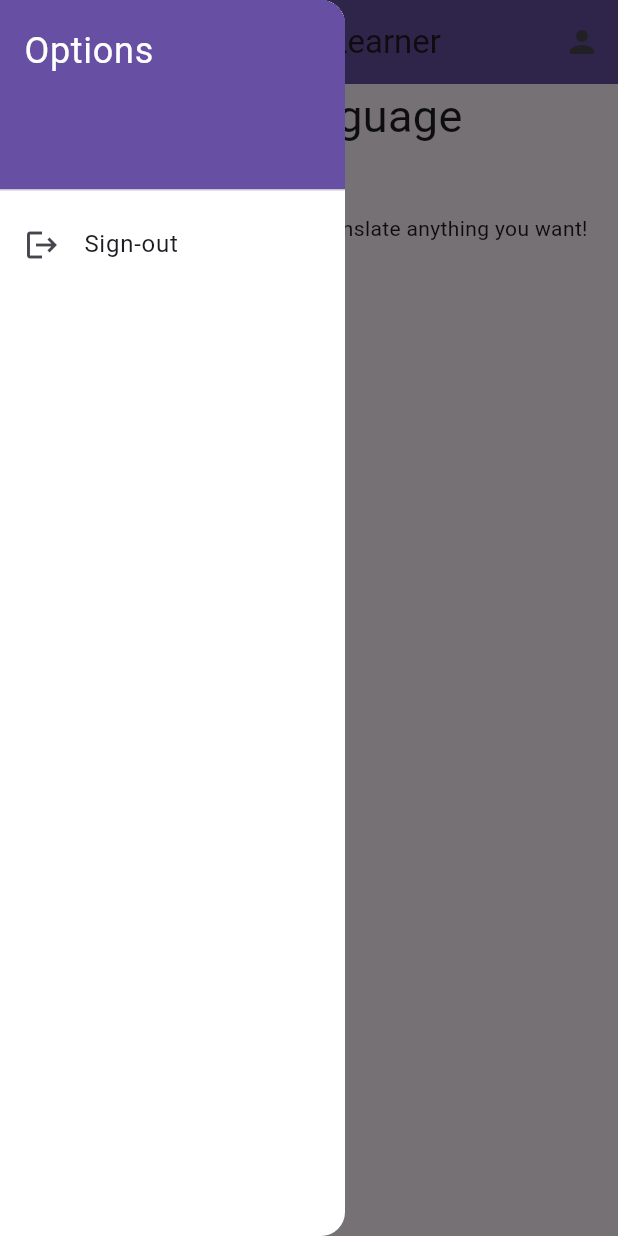
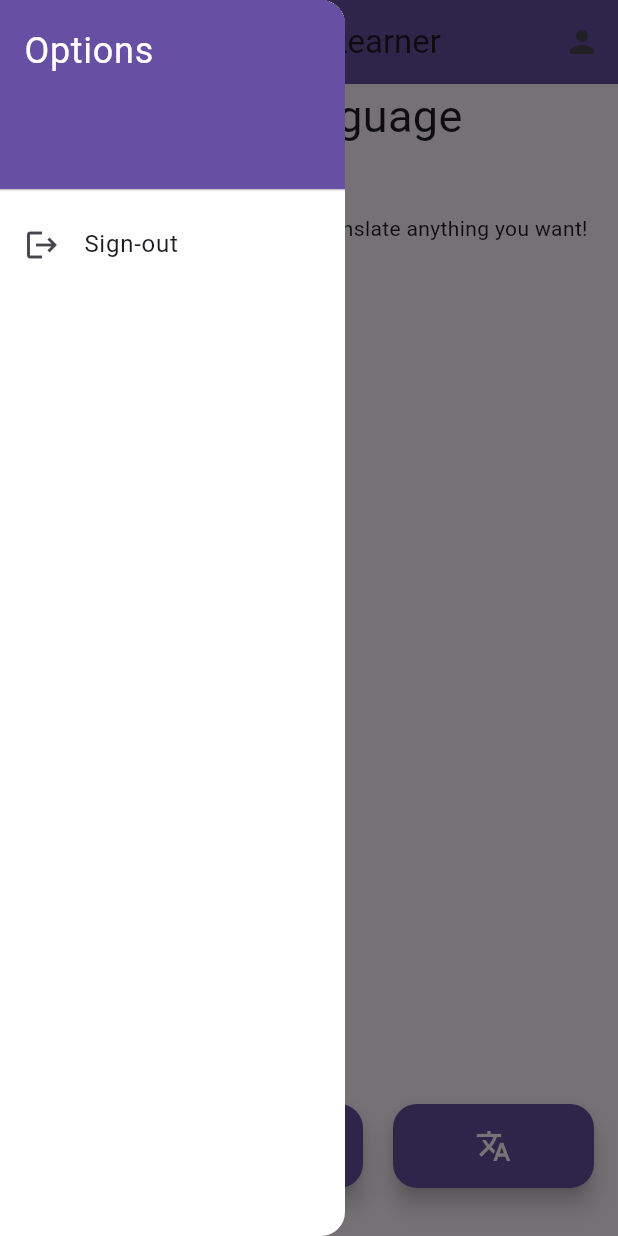
Before and after one commit to YizhakTime/CSCI490, a Flutter app: the screen it shows once a user with an empty profile is signed in, with the side drawer open, on a phone screen of 412 x 824 dp. Run offline on Flutter 3.47's test engine with Material 3 defaults, Android fonts, the phone set to English and light mode, and no system bars; our stand-ins replace firebase_auth, firebase_core; missing offline and left inert: firebase_ui_auth, firebase_ui_oauth_google, flutter_vision, simplytranslate; accounts and stored records are empty.

Commit message:
Ok for now

```diff
--- a/app1/lib/home.dart
+++ b/app1/lib/home.dart
@@ -128,18 +128,28 @@ class Home extends StatelessWidget {
           ),
         ),
         floatingActionButton: Row(children: [
-          FloatingActionButton(
+          const Spacer(),
+          Expanded(
+            child: Container(
+              margin: const EdgeInsets.only(bottom: 16.0, right: 10.0),
+              child: FloatingActionButton(
                 onPressed: () {},
                 foregroundColor: Colors.white,
                 backgroundColor: const Color(0xff6750a4),
                 child: const Icon(Icons.camera),
               ),
+            ),
+          ),
           const SizedBox(width: 10),
-          FloatingActionButton(
+          Expanded(
+            child: Container(
+              margin: const EdgeInsets.only(bottom: 16.0),
+              child: FloatingActionButton(
                 onPressed: () {
                   Navigator.push(
                     context,
-                MaterialPageRoute(builder: (context) => const Translatepage()),
+                    MaterialPageRoute(
+                        builder: (context) => const Translatepage()),
                   );
                   // translate();
                 },
@@ -147,6 +157,8 @@ class Home extends StatelessWidget {
                 backgroundColor: const Color(0xff6750a4),
                 child: const Icon(Icons.translate),
               ),
+            ),
+          ),
         ]));
   }
 }
```
Lines whose indentation alone changed are shown as unchanged.
